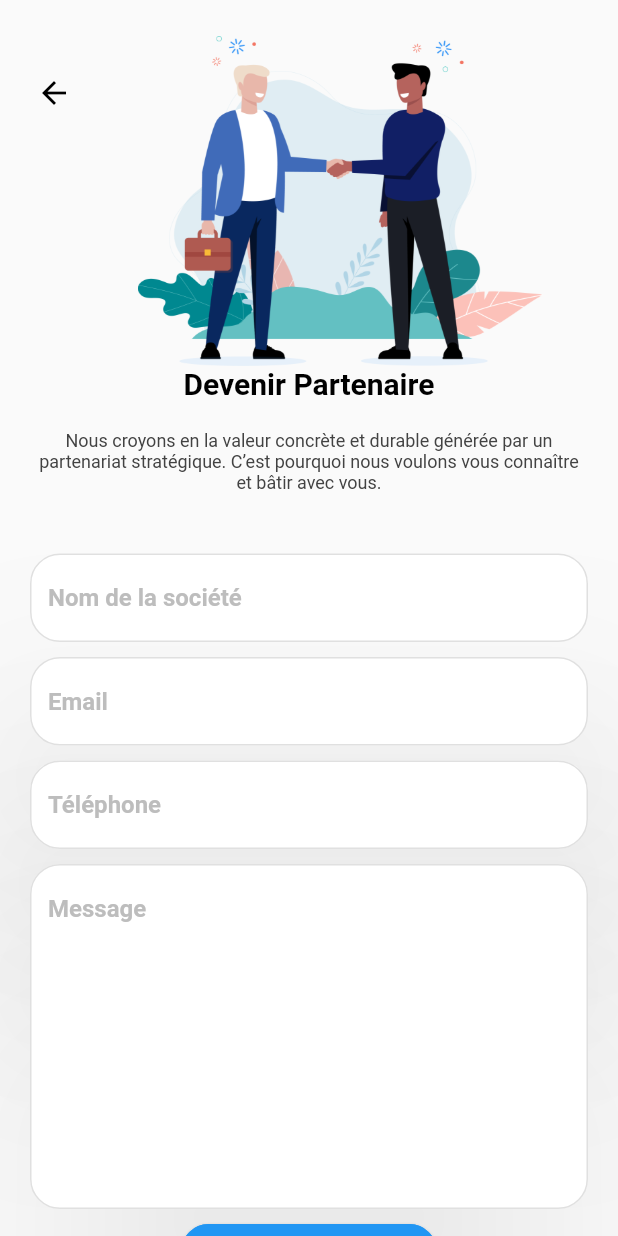
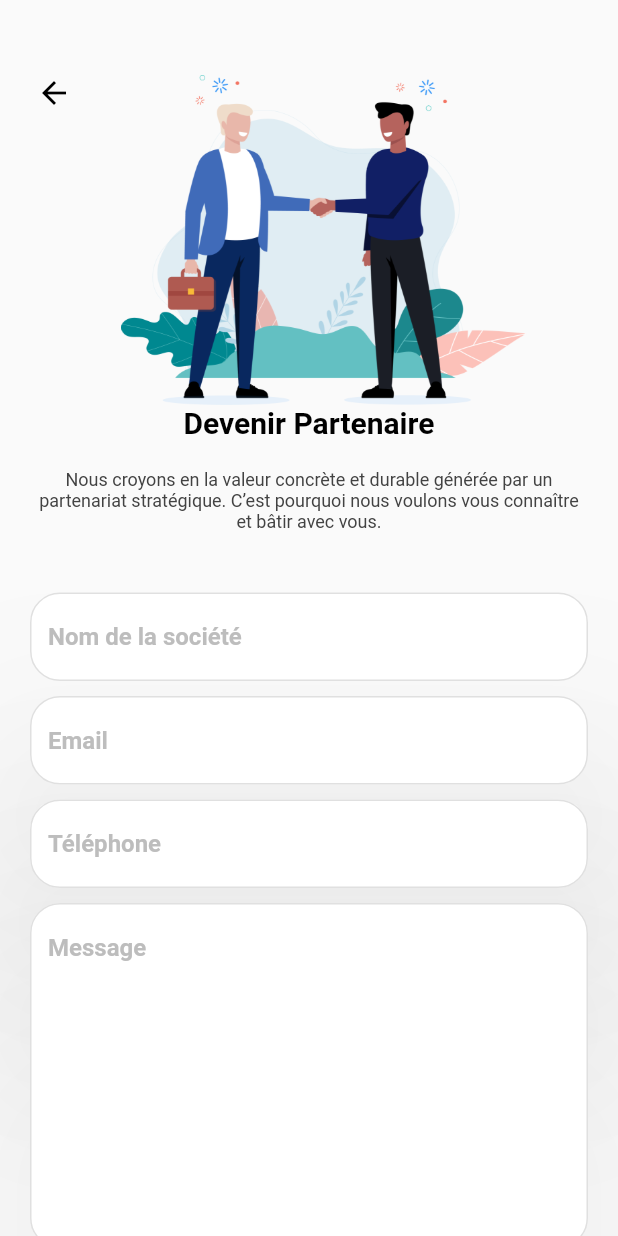
Before and after one commit to MEHARKhaoula/IT-TALENTS-PROJECT-APP, a Flutter app: the PartenariatForm screen opened directly, on a phone screen of 412 x 824 dp. Run offline on Flutter 3.47's test engine with Material 2 defaults, Android fonts, the phone set to English and light mode, and no system bars; our stand-ins replace cached_network_image, connectivity, data_connection_checker, firebase_core, firebase_messaging, flutter_html and 10 more; missing offline and left inert: flutter_app_badger, flutter_email_sender, mailer; accounts and stored records are empty; network calls fail.

Commit message:
last version

```diff
--- a/lib/MyScreens/PartenariatForm.dart
+++ b/lib/MyScreens/PartenariatForm.dart
@@ -39,9 +39,8 @@ class _PartenariatForm extends State<PartenariatForm> {
           mainAxisAlignment: MainAxisAlignment.start,
           mainAxisSize: MainAxisSize.max,
           children: [
-            Row(
-              mainAxisAlignment: MainAxisAlignment.start,
-              crossAxisAlignment: CrossAxisAlignment.start,
+            Stack(
+          alignment: Alignment.topLeft,
               children: [
                 Padding(
                   padding: const EdgeInsets.only(left: 24,
@@ -64,9 +63,12 @@ class _PartenariatForm extends State<PartenariatForm> {
                   child: Column(
 
                       children: [
-                        SizedBox(height:24.0),
-                        Image.asset('images/partener.jpg',
-                            height: 220
+                        SizedBox(height:50.0),
+                        Container(
+                          width:double.infinity,
+                          child: Image.asset('images/partener.jpg',
+                              height: 220
+                          ),
                         ),]
                   ),
                 ),
--- a/lib/vues/ListformationScreen.dart
+++ b/lib/vues/ListformationScreen.dart
@@ -78,7 +78,7 @@ class _ListformationScreenState extends State<ListformationScreen> {
                             borderRadius: BorderRadius.circular(50),
                             color: Colors.transparent,
                           ),
-                          child: TextField(
+                          child: Container(
 
                           ),
                         )),
--- a/lib/vues/afficher_formations.dart
+++ b/lib/vues/afficher_formations.dart
@@ -76,9 +76,7 @@ class _afficher_formationsState extends State<afficher_formations> {
                         borderRadius: BorderRadius.circular(50),
                         color: Colors.transparent,
                       ),
-                      child: TextField(
-
-                      ),
+                      child: Container(),
                     )),
                     SizedBox(height: 30,)
                   ],
```
Also changed, not shown: lib/vues/afficher_catalogues.dart (+3 -11 lines).
